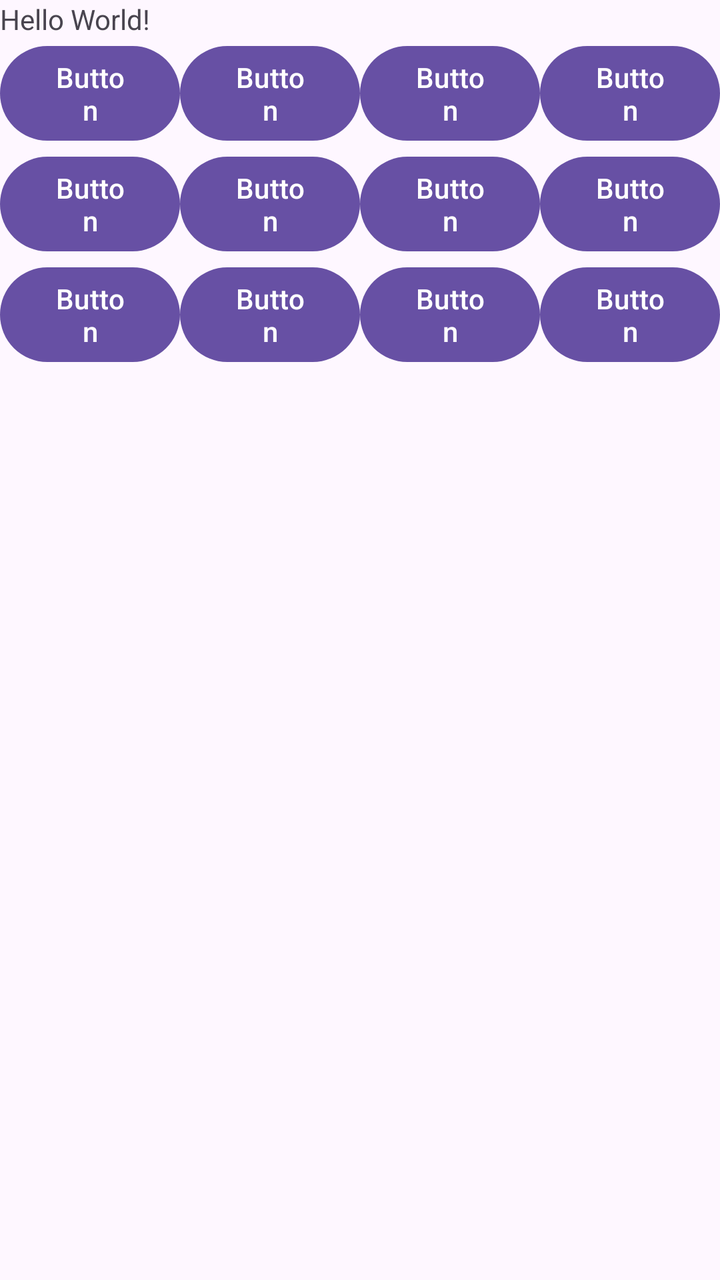
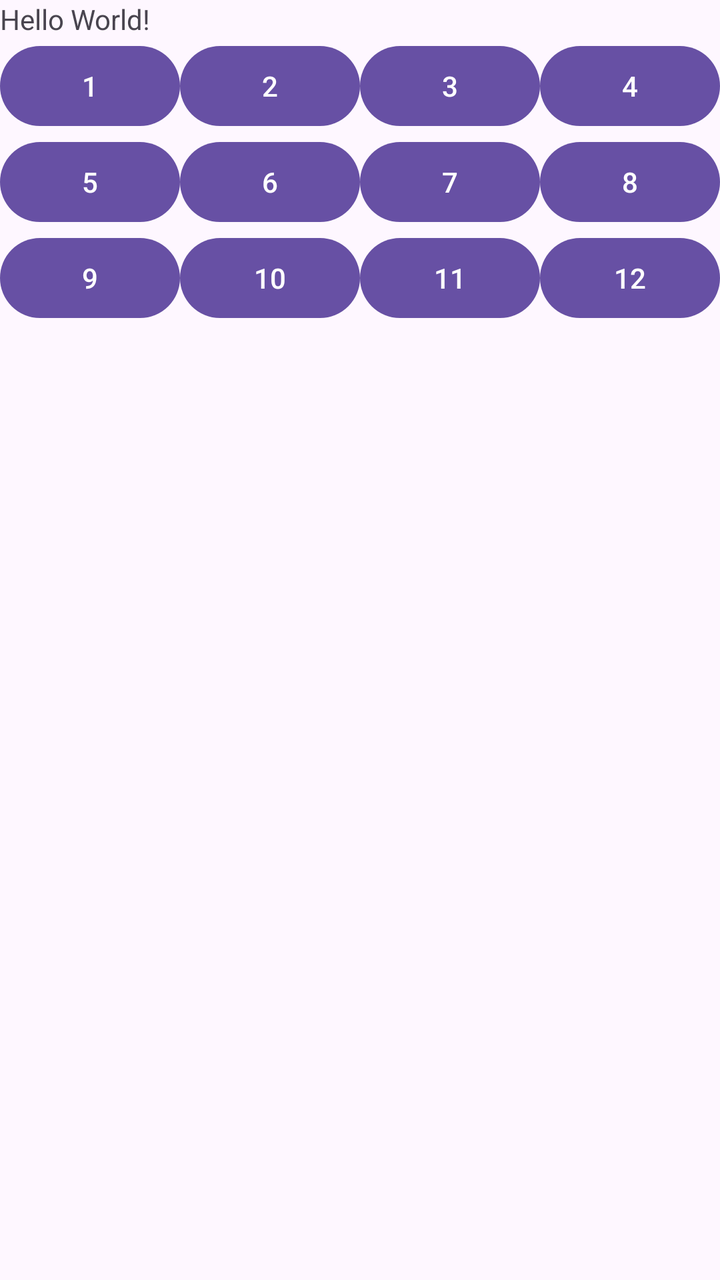

Screens rendered from an Android XML layout before and after an edit, with the pre-edit source and the edit as a unified diff.
<!-- AndroidManifest.xml: application theme Theme.Zgadnij_liczbe -->
<!-- res/layout/activity_main.xml -->
<?xml version="1.0" encoding="utf-8"?>
<LinearLayout xmlns:android="http://schemas.android.com/apk/res/android"
    xmlns:app="http://schemas.android.com/apk/res-auto"
    xmlns:tools="http://schemas.android.com/tools"
    android:id="@+id/main"
    android:layout_width="match_parent"
    android:layout_height="match_parent"
    android:orientation="vertical"
    tools:context=".MainActivity">

    <TextView
        android:layout_width="wrap_content"
        android:layout_height="wrap_content"
        android:text="Hello World!" />

    <LinearLayout
        android:layout_width="match_parent"
        android:layout_height="wrap_content"
        android:orientation="horizontal">

        <Button
            android:id="@+id/button8"
            android:layout_width="wrap_content"
            android:layout_height="wrap_content"
            android:layout_weight="1"
            android:text="Button" />

        <Button
            android:id="@+id/button9"
            android:layout_width="wrap_content"
            android:layout_height="wrap_content"
            android:layout_weight="1"
            android:text="Button" />

        <Button
            android:id="@+id/button10"
            android:layout_width="wrap_content"
            android:layout_height="wrap_content"
            android:layout_weight="1"
            android:text="Button" />

        <Button
            android:id="@+id/button11"
            android:layout_width="wrap_content"
            android:layout_height="wrap_content"
            android:layout_weight="1"
            android:text="Button" />
    </LinearLayout>

    <LinearLayout
        android:layout_width="match_parent"
        android:layout_height="wrap_content"
        android:orientation="horizontal">

        <Button
            android:id="@+id/button17"
            android:layout_width="wrap_content"
            android:layout_height="wrap_content"
            android:layout_weight="1"
            android:text="Button" />

        <Button
            android:id="@+id/button18"
            android:layout_width="wrap_content"
            android:layout_height="wrap_content"
            android:layout_weight="1"
            android:text="Button" />

        <Button
            android:id="@+id/button19"
            android:layout_width="wrap_content"
            android:layout_height="wrap_content"
            android:layout_weight="1"
            android:text="Button" />

        <Button
            android:id="@+id/button20"
            android:layout_width="wrap_content"
            android:layout_height="wrap_content"
            android:layout_weight="1"
            android:text="Button" />

    </LinearLayout>

    <LinearLayout
        android:layout_width="match_parent"
        android:layout_height="wrap_content"
        android:orientation="horizontal">

        <Button
            android:id="@+id/button21"
            android:layout_width="wrap_content"
            android:layout_height="wrap_content"
            android:layout_weight="1"
            android:text="Button" />

        <Button
            android:id="@+id/button22"
            android:layout_width="wrap_content"
            android:layout_height="wrap_content"
            android:layout_weight="1"
            android:text="Button" />

        <Button
            android:id="@+id/button23"
            android:layout_width="wrap_content"
            android:layout_height="wrap_content"
            android:layout_weight="1"
            android:text="Button" />

        <Button
            android:id="@+id/button24"
            android:layout_width="wrap_content"
            android:layout_height="wrap_content"
            android:layout_weight="1"
            android:text="Button" />
    </LinearLayout>

</LinearLayout>
<!-- resources referenced by this layout -->
<resources>
  <style name="Theme.Zgadnij_liczbe" parent="Base.Theme.Zgadnij_liczbe" />
  <style name="Base.Theme.Zgadnij_liczbe" parent="Theme.Material3.DayNight.NoActionBar">
          
          
      </style>
</resources>

<!-- the commit's change to res/layout/activity_main.xml (unified diff, before → after) -->
@@ -19,32 +19,32 @@
         android:orientation="horizontal">
 
         <Button
-            android:id="@+id/button8"
+            android:id="@+id/btn1"
             android:layout_width="wrap_content"
             android:layout_height="wrap_content"
             android:layout_weight="1"
-            android:text="Button" />
+            android:text="1" />
 
         <Button
-            android:id="@+id/button9"
+            android:id="@+id/btn2"
             android:layout_width="wrap_content"
             android:layout_height="wrap_content"
             android:layout_weight="1"
-            android:text="Button" />
+            android:text="2" />
 
         <Button
-            android:id="@+id/button10"
+            android:id="@+id/btn3"
             android:layout_width="wrap_content"
             android:layout_height="wrap_content"
             android:layout_weight="1"
-            android:text="Button" />
+            android:text="3" />
 
         <Button
-            android:id="@+id/button11"
+            android:id="@+id/btn4"
             android:layout_width="wrap_content"
             android:layout_height="wrap_content"
             android:layout_weight="1"
-            android:text="Button" />
+            android:text="4" />
     </LinearLayout>
 
     <LinearLayout
@@ -53,32 +53,32 @@
         android:orientation="horizontal">
 
         <Button
-            android:id="@+id/button17"
+            android:id="@+id/btn5"
             android:layout_width="wrap_content"
             android:layout_height="wrap_content"
             android:layout_weight="1"
-            android:text="Button" />
+            android:text="5" />
 
         <Button
-            android:id="@+id/button18"
+            android:id="@+id/btn6"
             android:layout_width="wrap_content"
             android:layout_height="wrap_content"
             android:layout_weight="1"
-            android:text="Button" />
+            android:text="6" />
 
         <Button
-            android:id="@+id/button19"
+            android:id="@+id/btn7"
             android:layout_width="wrap_content"
             android:layout_height="wrap_content"
             android:layout_weight="1"
-            android:text="Button" />
+            android:text="7" />
 
         <Button
-            android:id="@+id/button20"
+            android:id="@+id/btn8"
             android:layout_width="wrap_content"
             android:layout_height="wrap_content"
             android:layout_weight="1"
-            android:text="Button" />
+            android:text="8" />
 
     </LinearLayout>
 
@@ -88,32 +88,32 @@
         android:orientation="horizontal">
 
         <Button
-            android:id="@+id/button21"
+            android:id="@+id/btn9"
             android:layout_width="wrap_content"
             android:layout_height="wrap_content"
             android:layout_weight="1"
-            android:text="Button" />
+            android:text="9" />
 
         <Button
-            android:id="@+id/button22"
+            android:id="@+id/btn10"
             android:layout_width="wrap_content"
             android:layout_height="wrap_content"
             android:layout_weight="1"
-            android:text="Button" />
+            android:text="10" />
 
         <Button
-            android:id="@+id/button23"
+            android:id="@+id/btn11"
             android:layout_width="wrap_content"
             android:layout_height="wrap_content"
             android:layout_weight="1"
-            android:text="Button" />
+            android:text="11" />
 
         <Button
-            android:id="@+id/button24"
+            android:id="@+id/btn12"
             android:layout_width="wrap_content"
             android:layout_height="wrap_content"
             android:layout_weight="1"
-            android:text="Button" />
+            android:text="12" />
     </LinearLayout>
 
 </LinearLayout>
